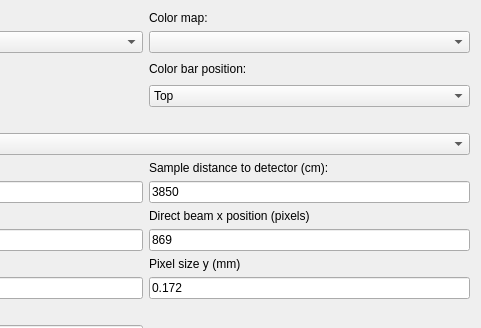
First picture: the form in settingsdialog.ui, repository sstendahl/GIScan, before the edit; both pictures show x 190 to 671 and y 0 to 328 of the 671 by 460 pixel window.
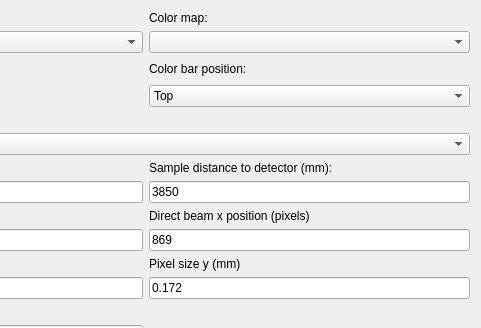
Second picture: the form after the edit.

Commit message: fix sample distance to detecotr units

The edit to the form file:
```diff
--- a/settingsdialog.ui
+++ b/settingsdialog.ui
@@ -116,7 +116,7 @@
      <item row="0" column="1">
       <widget class="QLabel" name="label_4">
        <property name="text">
-        <string>Sample distance to detector (cm):</string>
+        <string>Sample distance to detector (mm):</string>
        </property>
       </widget>
      </item>
```
